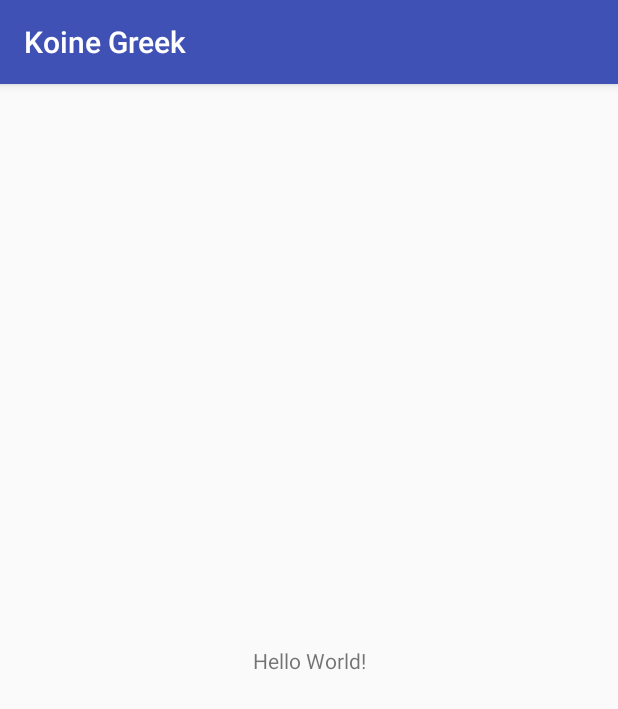
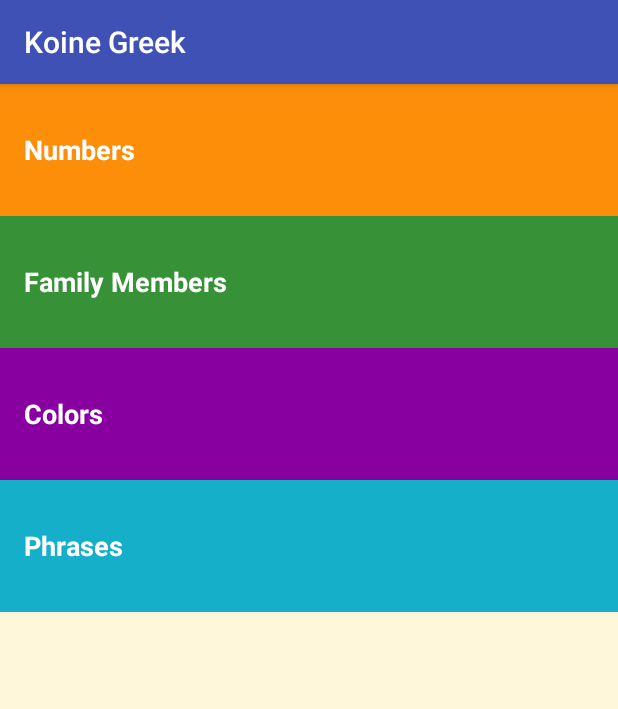
Before and after one commit to pauldalewilliams/KoineGreek, an Android app: the screen it shows after launch (MainActivity), on a phone screen of 412 x 824 dp. Shown: the top 709 px of the screen. Run offline under Robolectric (Android 15) with nearby library versions, the phone set to English and light mode, and no system bars.

Commit message:
Initial setup

```diff
--- a/app/src/main/res/layout/activity_main.xml
+++ b/app/src/main/res/layout/activity_main.xml
@@ -1,18 +1,35 @@
 <?xml version="1.0" encoding="utf-8"?>
-<android.support.constraint.ConstraintLayout xmlns:android="http://schemas.android.com/apk/res/android"
-    xmlns:app="http://schemas.android.com/apk/res-auto"
+<LinearLayout
+    xmlns:android="http://schemas.android.com/apk/res/android"
     xmlns:tools="http://schemas.android.com/tools"
     android:layout_width="match_parent"
     android:layout_height="match_parent"
+    android:background="@color/tan_background"
+    android:orientation="vertical"
     tools:context="com.thepantologist.koinegreek.MainActivity">
 
     <TextView
-        android:layout_width="wrap_content"
-        android:layout_height="wrap_content"
-        android:text="Hello World!"
-        app:layout_constraintBottom_toBottomOf="parent"
-        app:layout_constraintLeft_toLeftOf="parent"
-        app:layout_constraintRight_toRightOf="parent"
-        app:layout_constraintTop_toTopOf="parent" />
+        android:id="@+id/numbers"
+        style="@style/CategoryStyle"
+        android:background="@color/category_numbers"
+        android:text="@string/category_numbers" />
 
-</android.support.constraint.ConstraintLayout>
+    <TextView
+        android:id="@+id/family"
+        style="@style/CategoryStyle"
+        android:background="@color/category_family"
+        android:text="@string/category_family" />
+
+    <TextView
+        android:id="@+id/colors"
+        style="@style/CategoryStyle"
+        android:background="@color/category_colors"
+        android:text="@string/category_colors" />
+
+    <TextView
+        android:id="@+id/phrases"
+        style="@style/CategoryStyle"
+        android:background="@color/category_phrases"
+        android:text="@string/category_phrases" />
+
+</LinearLayout>
--- a/app/src/main/res/values/colors.xml
+++ b/app/src/main/res/values/colors.xml
@@ -3,4 +3,14 @@
     <color name="colorPrimary">#3F51B5</color>
     <color name="colorPrimaryDark">#303F9F</color>
     <color name="colorAccent">#FF4081</color>
+    <!-- Background color for app -->
+    <color name="tan_background">#FFF7DA</color>
+    <!-- Background color for the numbers category -->
+    <color name="category_numbers">#FD8E09</color>
+    <!-- Background color for the family members category -->
+    <color name="category_family">#379237</color>
+    <!-- Background color for the colors category -->
+    <color name="category_colors">#8800A0</color>
+    <!-- Background color for the phrases category -->
+    <color name="category_phrases">#16AFCA</color>
 </resources>
--- /dev/null
+++ b/app/src/main/res/values/dimens.xml
@@ -0,0 +1,8 @@
+<?xml version="1.0" encoding="utf-8"?>
+<resources>
+    <!-- Height of each list item -->
+    <dimen name="list_item_height">88dp</dimen>
+    <!-- Default screen margins, per the Android Design guidelines. -->
+    <dimen name="activity_horizontal_margin">16dp</dimen>
+    <dimen name="activity_vertical_margin">16dp</dimen>
+</resources>
--- a/app/src/main/res/values/strings.xml
+++ b/app/src/main/res/values/strings.xml
@@ -1,3 +1,16 @@
 <resources>
+    <!-- Title for the application. [CHAR LIMIT=12] -->
     <string name="app_name">Koine Greek</string>
+
+    <!-- Category name for phrases [CHAR LIMIT=20] -->
+    <string name="category_phrases">Phrases</string>
+
+    <!-- Category name for the vocabulary words for colors [CHAR LIMIT=20] -->
+    <string name="category_colors">Colors</string>
+
+    <!-- Category name for the vocabulary words for numbers [CHAR LIMIT=20] -->
+    <string name="category_numbers">Numbers</string>
+
+    <!-- Category name for the vocabulary words for family members [CHAR LIMIT=20] -->
+    <string name="category_family">Family Members</string>
 </resources>
--- a/app/src/main/res/values/styles.xml
+++ b/app/src/main/res/values/styles.xml
@@ -2,10 +2,19 @@
 
 <!-- Base application theme. -->
 <style name="AppTheme" parent="Theme.AppCompat.Light.DarkActionBar">
-        <!-- Customize your theme here. -->
     <item name="colorPrimary">@color/colorPrimary</item>
     <item name="colorPrimaryDark">@color/colorPrimaryDark</item>
     <item name="colorAccent">@color/colorAccent</item>
 </style>
 
+<!-- Style for a category of vocabulary words -->
+<style name="CategoryStyle">
+    <item name="android:layout_width">match_parent</item>
+    <item name="android:layout_height">@dimen/list_item_height</item>
+    <item name="android:gravity">center_vertical</item>
+    <item name="android:padding">16dp</item>
+    <item name="android:textColor">@android:color/white</item>
+    <item name="android:textStyle">bold</item>
+    <item name="android:textAppearance">?android:textAppearanceMedium</item>
+</style>
 </resources>
```
Lines whose indentation alone changed are shown as unchanged.
